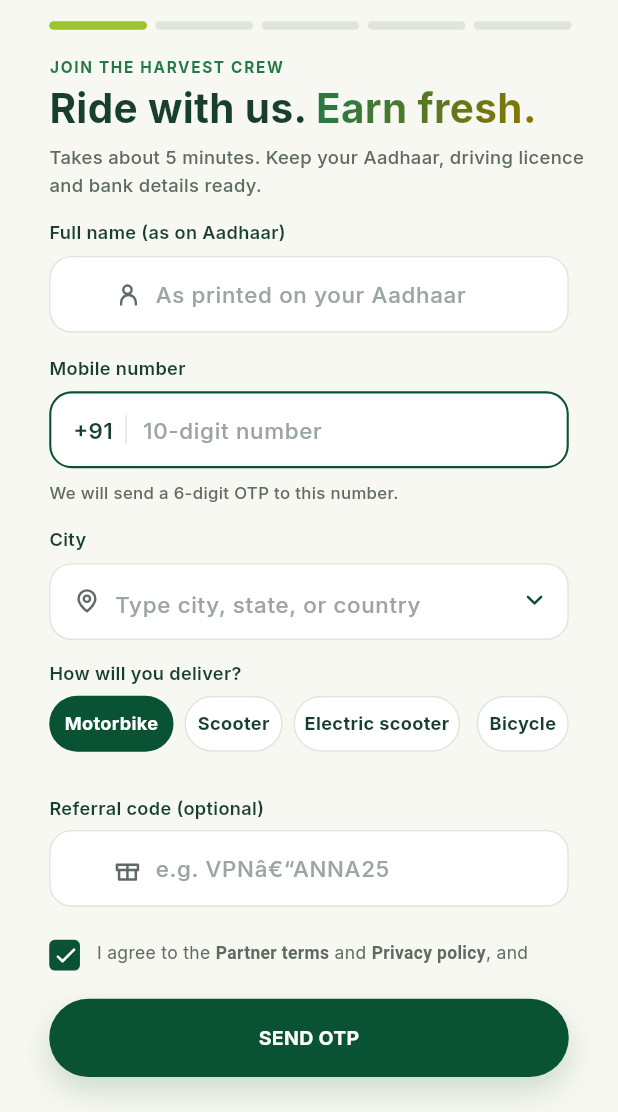
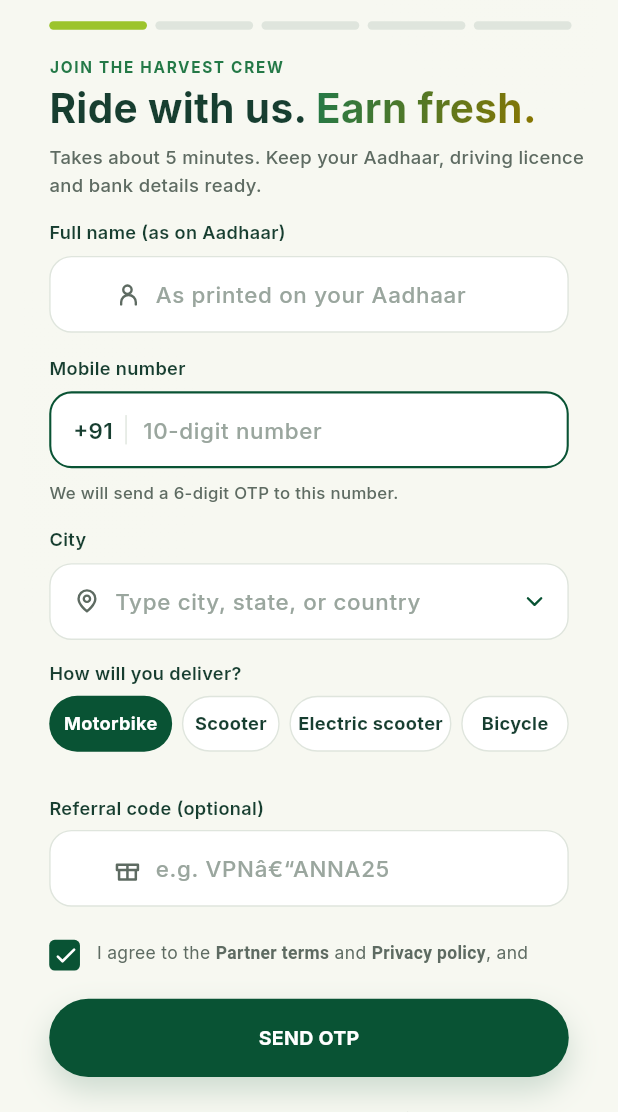
Before and after one commit to Aneesvpnexues/vpnexues-delivery-person-app, a Flutter app: the screen it shows after launch, after a tap on "GET STARTED", on a phone screen of 412 x 824 dp, the part 124-1236 px from its top. Run offline on Flutter 3.47's test engine with Material 3 defaults, Android fonts, the phone set to English and light mode, and no system bars; our stand-ins replace flutter_svg, image_picker, lucide_icons_flutter, shared_preferences; network calls fail.

Commit message:
Fix signup screen alignment and text

```diff
--- a/mobile/lib/screens/signup_screen.dart
+++ b/mobile/lib/screens/signup_screen.dart
@@ -30,10 +30,10 @@ class _SignupScreenState extends State<SignupScreen> {
   bool _busy = false;
 
   static const vehicles = [
-    ('Motorbike', 'motorbike', 20.0, 89.0),
-    ('Scooter', 'scooter', 116.8, 70.3),
-    ('Electric scooter', 'electric_scooter', 194.9, 119.3),
-    ('Bicycle', 'bicycle', 326.1, 65.9),
+    ('Motorbike', 'motorbike', 20.0, 88.0),
+    ('Scooter', 'scooter', 115.0, 70.0),
+    ('Electric scooter', 'electric_scooter', 192.0, 116.0),
+    ('Bicycle', 'bicycle', 315.0, 77.0),
   ];
 
   static const _kDefaultCities = [
@@ -362,9 +362,11 @@ class _SignupScreenState extends State<SignupScreen> {
             const DSvg('assets/ui/pin.svg', x: 38, y: 510, w: 18, h: 18),
             Positioned(
               left: 67,
-              top: 510,
+              top: 492,
               width: 280,
-              height: 24,
+              height: 55,
+              child: Align(
+                alignment: Alignment.centerLeft,
                 child: TextField(
                   controller: _cityCtl,
                   onTap: () => setState(() => _pickCity = true),
@@ -392,7 +394,8 @@ class _SignupScreenState extends State<SignupScreen> {
                   ),
                 ),
               ),
-            const DSvg('assets/ui/down.svg', x: 358, y: 509, w: 19, h: 19),
+            ),
+            const DSvg('assets/ui/down.svg', x: 358, y: 510, w: 19, h: 19),
 
             const DTxt('How will you deliver?', x: 20, y: 562, w: 372, wt: FontWeight.w600, lh: 18.2),
             for (final v in vehicles)
```
Lines whose indentation alone changed are shown as unchanged.
